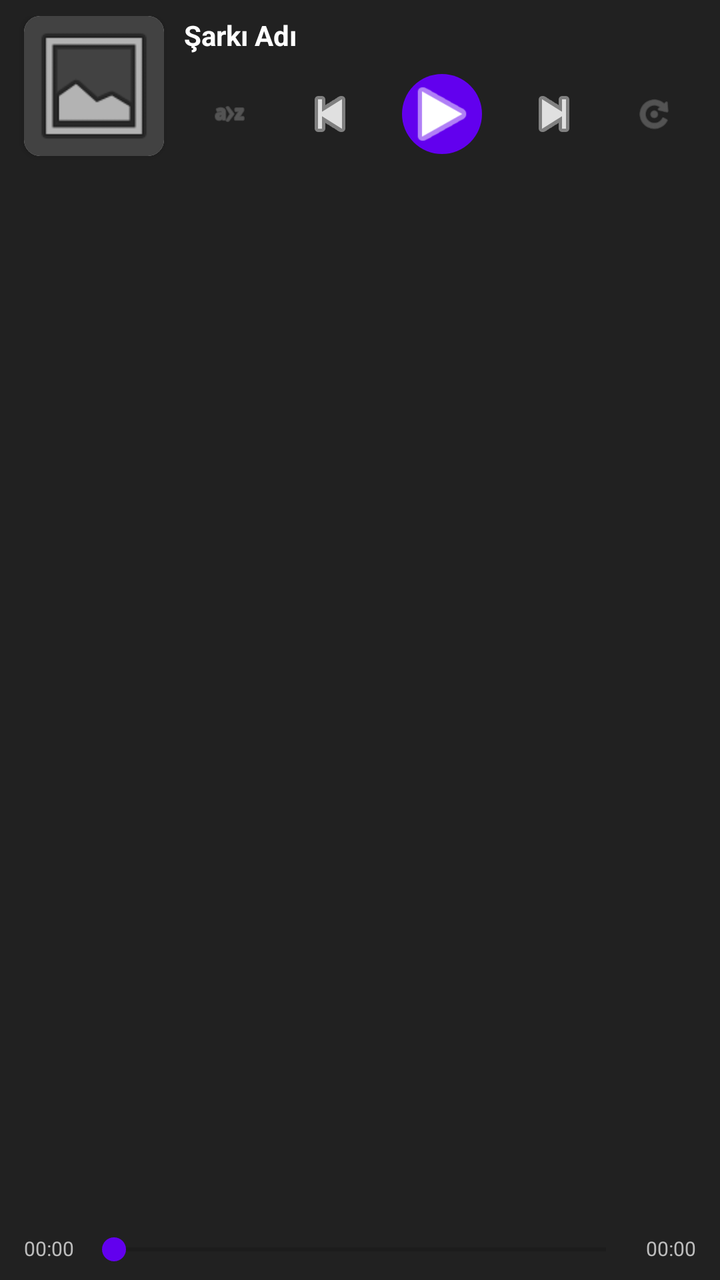
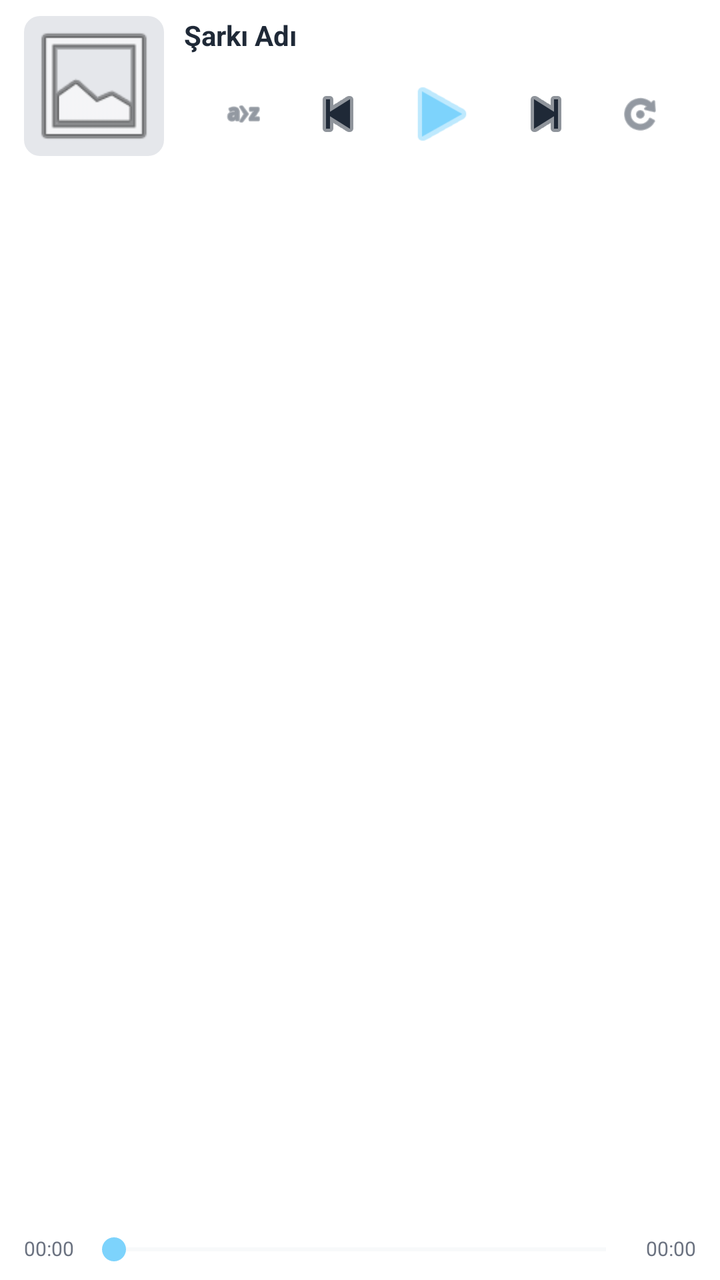

Screens rendered from an Android XML layout before and after an edit, with the pre-edit source and the edit as a unified diff.
<!-- AndroidManifest.xml: application theme Theme.Rhythmic -->
<!-- res/layout/layout_mini_player.xml -->
<?xml version="1.0" encoding="utf-8"?>
<androidx.constraintlayout.widget.ConstraintLayout xmlns:android="http://schemas.android.com/apk/res/android"
    xmlns:app="http://schemas.android.com/apk/res-auto"
    android:layout_width="match_parent"
    android:layout_height="wrap_content"
    android:background="#212121"
    android:clickable="true"
    android:focusable="true"
    android:elevation="16dp"
    android:paddingTop="8dp"
    android:paddingBottom="4dp">

    <androidx.cardview.widget.CardView
        android:id="@+id/cardMini"
        android:layout_width="70dp"
        android:layout_height="70dp"
        app:cardCornerRadius="8dp"
        android:layout_marginStart="12dp"
        app:layout_constraintStart_toStartOf="parent"
        app:layout_constraintTop_toTopOf="parent">

        <ImageView
            android:id="@+id/imgMiniKapak"
            android:layout_width="match_parent"
            android:layout_height="match_parent"
            android:src="@android:drawable/ic_menu_gallery"
            android:scaleType="centerCrop"
            android:background="#424242"/>
    </androidx.cardview.widget.CardView>

    <TextView
        android:id="@+id/tvMiniBaslik"
        android:layout_width="0dp"
        android:layout_height="wrap_content"
        android:text="Şarkı Adı"
        android:textColor="#FFFFFF"
        android:textSize="14sp"
        android:textStyle="bold"
        android:maxLines="1"
        android:ellipsize="end"
        android:layout_marginStart="10dp"
        android:layout_marginEnd="10dp"
        app:layout_constraintStart_toEndOf="@id/cardMini"
        app:layout_constraintEnd_toEndOf="parent"
        app:layout_constraintTop_toTopOf="@id/cardMini"/>

    <LinearLayout
        android:id="@+id/controlsLayout"
        android:layout_width="wrap_content"
        android:layout_height="wrap_content"
        android:layout_margin="10dp"
        android:gravity="center"
        android:orientation="horizontal"
        app:layout_constraintEnd_toEndOf="parent"
        app:layout_constraintStart_toEndOf="@id/cardMini"
        app:layout_constraintTop_toBottomOf="@+id/tvMiniBaslik">

        <ImageView
            android:id="@+id/btnShuffle"
            android:layout_width="28dp"
            android:layout_height="28dp"
            android:padding="4dp"
            android:src="@android:drawable/ic_menu_sort_alphabetically"
            app:tint="#757575" />

        <Space
            android:layout_width="20dp"
            android:layout_height="wrap_content" />

        <ImageView
            android:id="@+id/btnPrev"
            android:layout_width="32dp"
            android:layout_height="32dp"
            android:src="@android:drawable/ic_media_previous"
            app:tint="#E0E0E0" />

        <Space
            android:layout_width="20dp"
            android:layout_height="wrap_content" />

        <ImageView
            android:id="@+id/btnMiniPlay"
            android:layout_width="40dp"
            android:layout_height="40dp"
            android:background="@drawable/bg_circle_play"
            android:clickable="true"
            android:src="@android:drawable/ic_media_play"
            app:tint="#FFFFFF" />

        <Space
            android:layout_width="20dp"
            android:layout_height="wrap_content" />

        <ImageView
            android:id="@+id/btnNext"
            android:layout_width="32dp"
            android:layout_height="32dp"
            android:src="@android:drawable/ic_media_next"
            app:tint="#E0E0E0" />

        <Space
            android:layout_width="20dp"
            android:layout_height="wrap_content" />

        <ImageView
            android:id="@+id/btnLoop"
            android:layout_width="28dp"
            android:layout_height="28dp"
            android:padding="4dp"
            android:src="@android:drawable/ic_menu_rotate"
            app:tint="#757575" />

    </LinearLayout>

    <TextView
        android:id="@+id/tvCurrentTime"
        android:layout_width="wrap_content"
        android:layout_height="wrap_content"
        android:layout_marginStart="12dp"
        android:layout_marginBottom="5dp"
        android:text="00:00"
        android:textColor="#BDBDBD"
        android:textSize="10sp"
        app:layout_constraintBottom_toBottomOf="parent"
        app:layout_constraintStart_toStartOf="parent" />

    <SeekBar
        android:id="@+id/miniSeekBar"
        android:layout_width="0dp"
        android:layout_height="wrap_content"
        android:layout_marginHorizontal="4dp"
        android:layout_marginTop="5dp"
        android:layout_marginBottom="-3dp"
        android:progressTint="#6200EE"
        android:thumbTint="#6200EE"
        app:layout_constraintBottom_toBottomOf="@id/tvCurrentTime"
        app:layout_constraintEnd_toStartOf="@id/tvTotalTime"
        app:layout_constraintHorizontal_bias="0.444"
        app:layout_constraintStart_toEndOf="@id/tvCurrentTime"
        app:layout_constraintTop_toBottomOf="@+id/controlsLayout"
        app:layout_constraintVertical_bias="1.0" />

    <TextView
        android:id="@+id/tvTotalTime"
        android:layout_width="wrap_content"
        android:layout_height="wrap_content"
        android:text="00:00"
        android:textColor="#BDBDBD"
        android:textSize="10sp"
        android:layout_marginEnd="12dp"
        app:layout_constraintEnd_toEndOf="parent"
        app:layout_constraintTop_toTopOf="@id/tvCurrentTime"
        app:layout_constraintBottom_toBottomOf="@id/tvCurrentTime"/>

</androidx.constraintlayout.widget.ConstraintLayout>
<!-- resources referenced by this layout -->
<resources>
  <!-- drawable bg_circle_play (drawable) -->
  <?xml version="1.0" encoding="utf-8"?>
  <shape xmlns:android="http://schemas.android.com/apk/res/android"
      android:shape="oval">
      <solid android:color="#6200EE" />
  </shape>
  <style name="Theme.Rhythmic" parent="Base.Theme.Rhythmic" />
  <style name="Base.Theme.Rhythmic" parent="Theme.AppCompat.Light.NoActionBar">
          <item name="colorPrimary">#000000</item>
          <item name="colorPrimaryDark">#000000</item>
          <item name="colorAccent">#03DAC5</item>
      </style>
</resources>

<!-- the commit's change to res/layout/layout_mini_player.xml (unified diff, before → after) -->
@@ -3,7 +3,7 @@
     xmlns:app="http://schemas.android.com/apk/res-auto"
     android:layout_width="match_parent"
     android:layout_height="wrap_content"
-    android:background="#212121"
+    android:background="?attr/colorSurface"
     android:clickable="true"
     android:focusable="true"
     android:elevation="16dp"
@@ -15,6 +15,7 @@
         android:layout_width="70dp"
         android:layout_height="70dp"
         app:cardCornerRadius="8dp"
+        app:cardElevation="0dp"
         android:layout_marginStart="12dp"
         app:layout_constraintStart_toStartOf="parent"
         app:layout_constraintTop_toTopOf="parent">
@@ -25,7 +26,7 @@
             android:layout_height="match_parent"
             android:src="@android:drawable/ic_menu_gallery"
             android:scaleType="centerCrop"
-            android:background="#424242"/>
+            android:background="?attr/colorOutline"/>
     </androidx.cardview.widget.CardView>
 
     <TextView
@@ -33,7 +34,7 @@
         android:layout_width="0dp"
         android:layout_height="wrap_content"
         android:text="Şarkı Adı"
-        android:textColor="#FFFFFF"
+        android:textColor="?android:attr/textColorPrimary"
         android:textSize="14sp"
         android:textStyle="bold"
         android:maxLines="1"
@@ -57,14 +58,17 @@
 
         <ImageView
             android:id="@+id/btnShuffle"
-            android:layout_width="28dp"
-            android:layout_height="28dp"
+            android:layout_width="30dp"
+            android:layout_height="30dp"
             android:padding="4dp"
             android:src="@android:drawable/ic_menu_sort_alphabetically"
-            app:tint="#757575" />
+            app:tint="?attr/colorControlNormal"
+            android:background="?attr/selectableItemBackgroundBorderless"
+            android:clickable="true"
+            android:focusable="true"/>
 
         <Space
-            android:layout_width="20dp"
+            android:layout_width="16dp"
             android:layout_height="wrap_content" />
 
         <ImageView
@@ -72,23 +76,27 @@
             android:layout_width="32dp"
             android:layout_height="32dp"
             android:src="@android:drawable/ic_media_previous"
-            app:tint="#E0E0E0" />
+            app:tint="?android:attr/textColorPrimary"
+            android:background="?attr/selectableItemBackgroundBorderless"
+            android:clickable="true"
+            android:focusable="true"/>
 
         <Space
-            android:layout_width="20dp"
+            android:layout_width="16dp"
             android:layout_height="wrap_content" />
 
         <ImageView
             android:id="@+id/btnMiniPlay"
             android:layout_width="40dp"
             android:layout_height="40dp"
-            android:background="@drawable/bg_circle_play"
+            android:background="?attr/selectableItemBackgroundBorderless"
             android:clickable="true"
+            android:focusable="true"
             android:src="@android:drawable/ic_media_play"
-            app:tint="#FFFFFF" />
+            app:tint="?attr/colorSecondary" />
 
         <Space
-            android:layout_width="20dp"
+            android:layout_width="16dp"
             android:layout_height="wrap_content" />
 
         <ImageView
@@ -96,19 +104,25 @@
             android:layout_width="32dp"
             android:layout_height="32dp"
             android:src="@android:drawable/ic_media_next"
-            app:tint="#E0E0E0" />
+            app:tint="?android:attr/textColorPrimary"
+            android:background="?attr/selectableItemBackgroundBorderless"
+            android:clickable="true"
+            android:focusable="true"/>
 
         <Space
-            android:layout_width="20dp"
+            android:layout_width="16dp"
             android:layout_height="wrap_content" />
 
         <ImageView
             android:id="@+id/btnLoop"
-            android:layout_width="28dp"
-            android:layout_height="28dp"
+            android:layout_width="30dp"
+            android:layout_height="30dp"
             android:padding="4dp"
             android:src="@android:drawable/ic_menu_rotate"
-            app:tint="#757575" />
+            app:tint="?attr/colorControlNormal"
+            android:background="?attr/selectableItemBackgroundBorderless"
+            android:clickable="true"
+            android:focusable="true"/>
 
     </LinearLayout>
 
@@ -119,7 +133,7 @@
         android:layout_marginStart="12dp"
         android:layout_marginBottom="5dp"
         android:text="00:00"
-        android:textColor="#BDBDBD"
+        android:textColor="?android:attr/textColorSecondary"
         android:textSize="10sp"
         app:layout_constraintBottom_toBottomOf="parent"
         app:layout_constraintStart_toStartOf="parent" />
@@ -131,8 +145,9 @@
         android:layout_marginHorizontal="4dp"
         android:layout_marginTop="5dp"
         android:layout_marginBottom="-3dp"
-        android:progressTint="#6200EE"
-        android:thumbTint="#6200EE"
+        android:progressTint="?attr/colorSecondary"
+        android:thumbTint="?attr/colorSecondary"
+        android:progressBackgroundTint="?attr/colorOutline"
         app:layout_constraintBottom_toBottomOf="@id/tvCurrentTime"
         app:layout_constraintEnd_toStartOf="@id/tvTotalTime"
         app:layout_constraintHorizontal_bias="0.444"
@@ -145,7 +160,7 @@
         android:layout_width="wrap_content"
         android:layout_height="wrap_content"
         android:text="00:00"
-        android:textColor="#BDBDBD"
+        android:textColor="?android:attr/textColorSecondary"
         android:textSize="10sp"
         android:layout_marginEnd="12dp"
         app:layout_constraintEnd_toEndOf="parent"
<!-- resource entries referenced after the edit -->
@@ -1,16 +1,44 @@
 <!-- resources referenced by this layout -->
 <resources>
-  <!-- drawable bg_circle_play (drawable) -->
-  <?xml version="1.0" encoding="utf-8"?>
-  <shape xmlns:android="http://schemas.android.com/apk/res/android"
-      android:shape="oval">
-      <solid android:color="#6200EE" />
-  </shape>
-  <style name="Theme.Rhythmic" parent="Base.Theme.Rhythmic" />
-  <style name="Base.Theme.Rhythmic" parent="Theme.AppCompat.Light.NoActionBar">
-          <item name="colorPrimary">#000000</item>
-          <item name="colorPrimaryDark">#000000</item>
-          <item name="colorAccent">#03DAC5</item>
+  <style name="Theme.Rhythmic" parent="Theme.Rhythmic.Light" />
+  <style name="Theme.Rhythmic.Light" parent="Theme.MaterialComponents.Light.NoActionBar">
+          <item name="android:statusBarColor">@color/light_bg_main</item>
+          <item name="android:windowLightStatusBar">true</item>
+          <item name="android:navigationBarColor">@color/light_bg_main</item>
+          <item name="android:windowLightNavigationBar" tools:targetApi="o_mr1">true</item>
+  
+          <item name="colorPrimary">@color/primary_bordo</item>
+          <item name="colorPrimaryVariant">@color/primary_bordo_dark</item>
+          <item name="colorOnPrimary">@color/light_bg_surface</item>
+  
+          <item name="colorSecondary">@color/accent_baby_blue</item>
+          <item name="colorSecondaryVariant">@color/accent_blue_dark</item>
+          <item name="colorOnSecondary">@color/light_text_primary</item>
+  
+          <item name="android:windowBackground">@color/light_bg_main</item>
+          <item name="android:colorBackground">@color/light_bg_main</item>
+          <item name="colorSurface">@color/light_bg_surface</item>
+          <item name="colorOnSurface">@color/light_text_primary</item>
+  
+          <item name="android:textColorPrimary">@color/light_text_primary</item>
+          <item name="android:textColorSecondary">@color/light_text_secondary</item>
+          <item name="android:textColorHint">@color/light_text_secondary</item>
+  
+          <item name="colorOutline">@color/outline_light</item>
+          <item name="colorError">@color/status_yellow</item>
+          <item name="colorControlHighlight">@color/outline_light</item>
+          <item name="colorControlNormal">@color/icon_tint_light</item>
       </style>
+  <color name="light_bg_main">#FAFAFA</color>
+  <color name="primary_bordo">#831843</color>
+  <color name="primary_bordo_dark">#4C0519</color>
+  <color name="light_bg_surface">#FFFFFF</color>
+  <color name="accent_baby_blue">#7DD3FC</color>
+  <color name="accent_blue_dark">#38BDF8</color>
+  <color name="light_text_primary">#1F2937</color>
+  <color name="light_text_secondary">#6B7280</color>
+  <color name="outline_light">#E5E7EB</color>
+  <color name="status_yellow">#FBBF24</color>
+  <color name="icon_tint_light">#4B5563</color>
 </resources>
 
